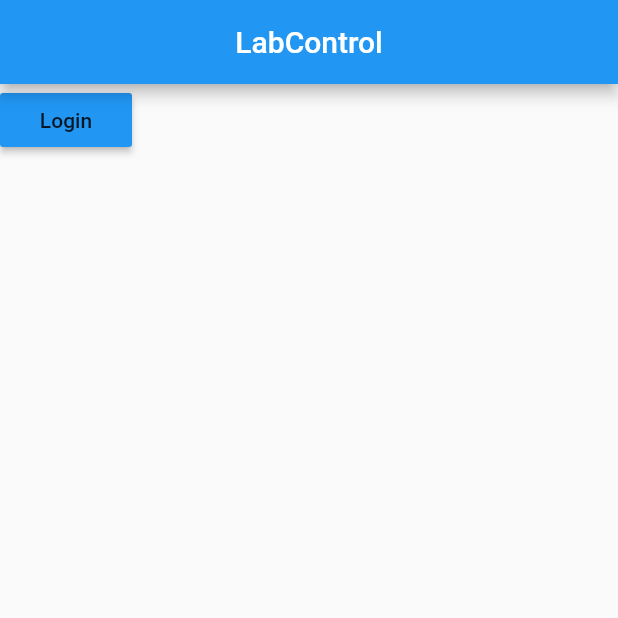
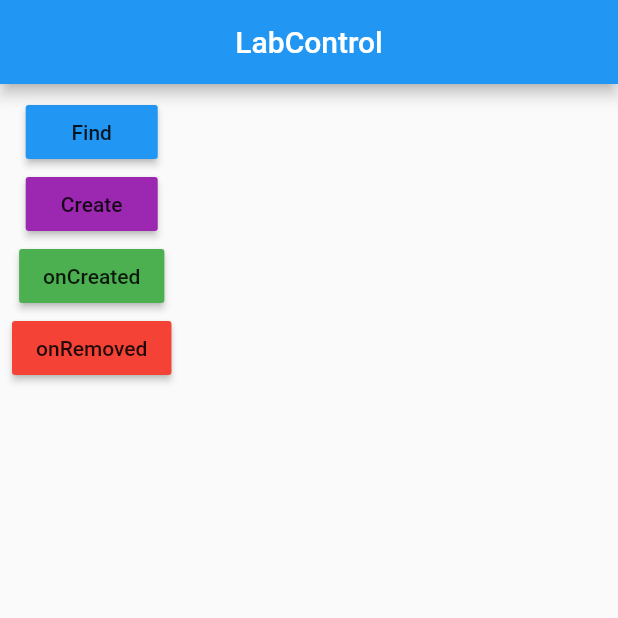
Before and after one commit to AndersonGuerra/feathers_flutter, a Flutter app: the screen it shows after launch, on a phone screen of 412 x 824 dp, the top half of it. Run offline on Flutter 3.47's test engine with Material 2 defaults, Android fonts, the phone set to English and light mode, and no system bars; our stand-ins replace socket_io_client; network calls fail.

Commit message:
Create funcionando

```diff
--- a/lib/screens/home.dart
+++ b/lib/screens/home.dart
@@ -1,36 +1,70 @@
 import 'package:flutter/material.dart';
-import 'package:adhara_socket_io/adhara_socket_io.dart';
+import 'package:socket_io_client/socket_io_client.dart' as IO;
 
 class Home extends StatelessWidget {
-  SocketIOManager manager = SocketIOManager();
-  SocketIO socket;
+  final socket = IO.io('http://172.16.42.142:3030/', <String, dynamic>{
+    'transports': ['websocket'],
+    // 'extraHeaders': {'foo': 'bar'} // optional
+  });
 
   @override
   Widget build(BuildContext context) {
+    socket.connect();
+    print("mexendo no listener");
+
+    socket.on("messages created", (msg){
+      print(msg);
+      print("nice");
+    });
     return Scaffold(
       appBar: AppBar(title: Text("LabControl"), centerTitle: true,),
       body: Container(
         child: Column(
           children: <Widget>[
-            Column(
+            Padding(
+              padding: const EdgeInsets.all(8.0),
+              child: Column(
                 children: <Widget>[
                   MaterialButton(
                     color: Colors.blue,
-                  child: Text("Login"),
-                  onPressed: () async {
-                    socket = await manager.createInstance(SocketOptions("http://172.16.42.142:3030/"));
-                    socket.connect();
-                    socket.onConnect((data) async {
-                      var result = await socket.emitWithAck("find", ["messages"]);
-                      print(result);
-                      print(await socket.isConnected());
-                      socket.on("messages created", (event){
-                        print(event);
-                      });
+                    child: Text("Find"),
+                    onPressed: () {
+                      socket.emitWithAck("find", ["messages"], ack: (a){
+                        print(a);
                       });
                     },
                   ),
+                  MaterialButton(
+                    color: Colors.purple,
+                    child: Text("Create"),
+                    onPressed: (){
+                      socket.emitWithAck("create", ["messages", {"text": "nossa"}], ack: (a){
+                        print("criou");
+                      });
+                    },
+                  ),
+                  MaterialButton(
+                    color: Colors.green,
+                    child: Text("onCreated"),
+                    onPressed: (){
+                      socket.on("messages created", (msg){
+                        print(msg);
+                        print("nice");
+                      });
+                    },
+                  ),
+                  MaterialButton(
+                    color: Colors.red,
+                    child: Text("onRemoved"),
+                    onPressed: (){
+                      socket.on("messages removed", (msg){
+                        print(msg);
+                        print("nice");
+                      });
+                    },
+                  )
                 ],
+              ),
             ),
 
           ],
```
Lines whose indentation alone changed are shown as unchanged.
